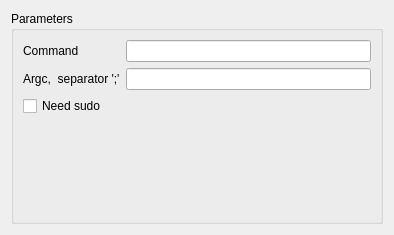
AlexanderR9/repo_qt5, file isoworker/ui/paramspage.ui: the form before one commit.
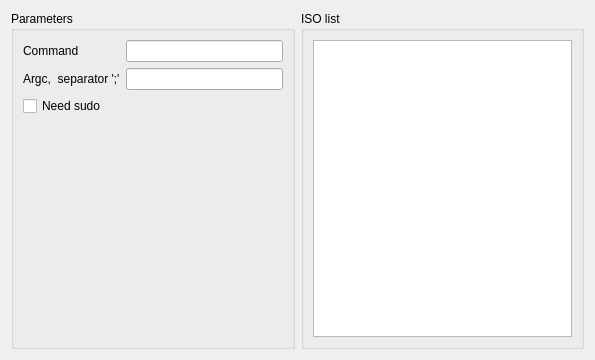
The form after the commit.

```diff
--- a/isoworker/ui/paramspage.ui
+++ b/isoworker/ui/paramspage.ui
@@ -6,8 +6,8 @@
    <rect>
     <x>0</x>
     <y>0</y>
-    <width>394</width>
-    <height>235</height>
+    <width>595</width>
+    <height>360</height>
    </rect>
   </property>
   <property name="windowTitle">
@@ -75,6 +75,34 @@
      </layout>
     </widget>
    </item>
+   <item>
+    <widget class="QGroupBox" name="groupBox_2">
+     <property name="sizePolicy">
+      <sizepolicy hsizetype="Expanding" vsizetype="Preferred">
+       <horstretch>0</horstretch>
+       <verstretch>0</verstretch>
+      </sizepolicy>
+     </property>
+     <property name="title">
+      <string>ISO list</string>
+     </property>
+     <layout class="QHBoxLayout" name="horizontalLayout">
+      <item>
+       <widget class="QTableWidget" name="isoTable">
+        <property name="selectionMode">
+         <enum>QAbstractItemView::SingleSelection</enum>
+        </property>
+        <property name="selectionBehavior">
+         <enum>QAbstractItemView::SelectRows</enum>
+        </property>
+        <attribute name="verticalHeaderVisible">
+         <bool>false</bool>
+        </attribute>
+       </widget>
+      </item>
+     </layout>
+    </widget>
+   </item>
   </layout>
  </widget>
  <resources/>
```
